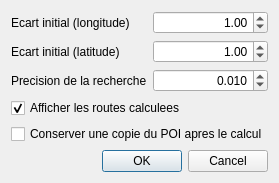
Qt form src/Ui/finePosit.ui (nohal/qtVlm) before a commit.
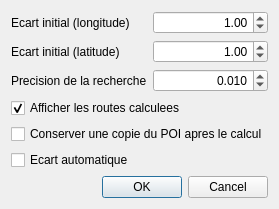
The same form after that commit.

Patch:
```diff
--- a/src/Ui/finePosit.ui
+++ b/src/Ui/finePosit.ui
@@ -7,7 +7,7 @@
     <x>0</x>
     <y>0</y>
     <width>279</width>
-    <height>163</height>
+    <height>188</height>
    </rect>
   </property>
   <property name="windowTitle">
@@ -122,6 +122,13 @@
      </property>
     </widget>
    </item>
+   <item>
+    <widget class="QCheckBox" name="autoRange">
+     <property name="text">
+      <string>Ecart automatique</string>
+     </property>
+    </widget>
+   </item>
    <item>
     <widget class="QDialogButtonBox" name="buttonBox">
      <property name="orientation">
```
